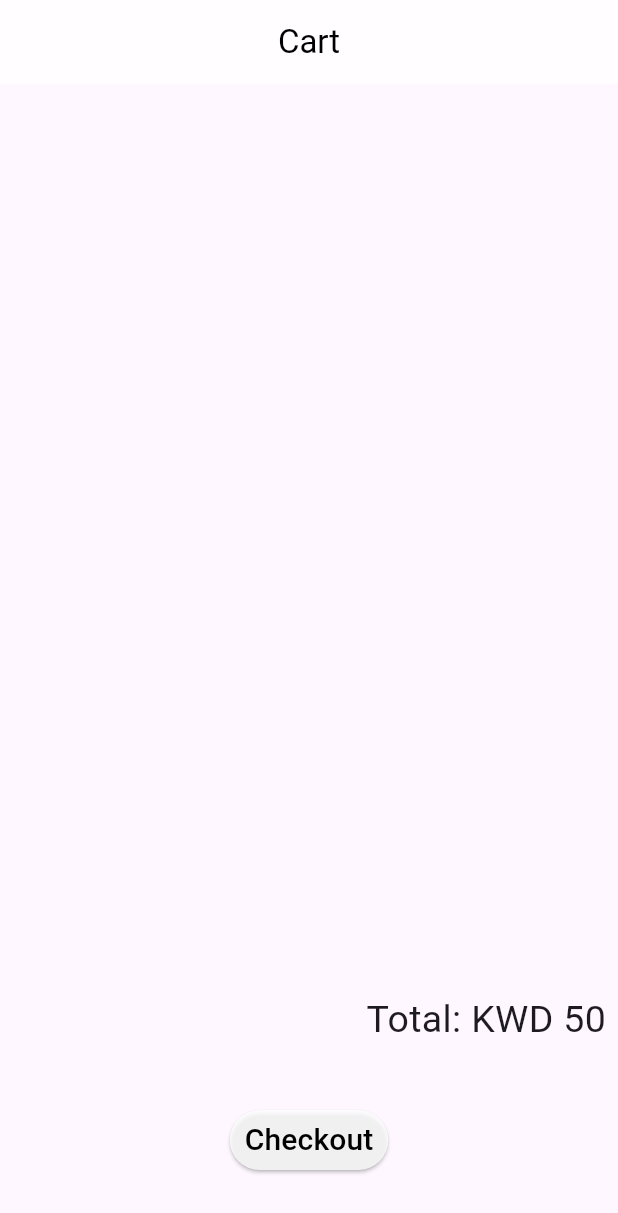
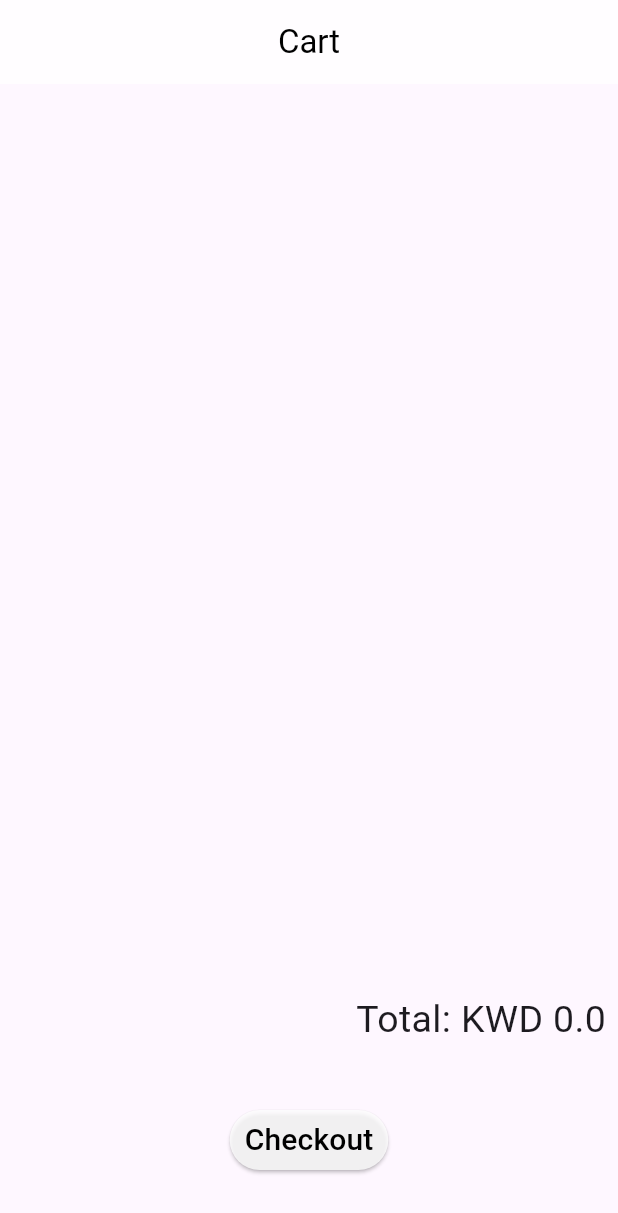
Before and after one commit to ousef777/webstore, a Flutter app: the Cart screen opened by its route, on a phone screen of 412 x 824 dp. Shown: the top 1213 px of the screen. Run offline on Flutter 3.47's test engine with Material 3 defaults, Android fonts, the light colour scheme and no system bars; our stand-ins replace dio, go_router.

Commit message:
Active cart and checkout fix

```diff
--- a/lib/Cart.dart
+++ b/lib/Cart.dart
@@ -3,9 +3,14 @@ import 'package:go_router/go_router.dart';
 import 'package:provider/provider.dart';
 import 'package:webstore/provider/cart_provider.dart';
 
-class Cart extends StatelessWidget {
+class Cart extends StatefulWidget {
   const Cart({super.key});
 
+  @override
+  State<Cart> createState() => _CartState();
+}
+
+class _CartState extends State<Cart> {
   @override
   Widget build(BuildContext context) {
     return Scaffold(
@@ -23,45 +28,49 @@ class Cart extends StatelessWidget {
           color: Colors.black, // Set icon color to contrast with background
         ),
       ),
-      body: Column(
+      body: Consumer<CartProvider>(
+        builder: (context, provider, _) {
+          return Column(
             children: [
               const SizedBox(
                 height: 10,
               ),
               Expanded(
-            child: Consumer<CartProvider>(builder: (context, provider, _) {
-              return ListView.builder(
+                child: ListView.builder(
                   itemCount: provider.cart.length,
                   itemBuilder: (context, index) {
                     return Padding(
                       padding: const EdgeInsets.all(8.0),
                       child: ListTile(
                         shape: Border.all(color: Colors.black),
-                      leading: Text(
-                        provider.cart[index],
+                        title: Text(
+                          provider.cart[index][0],
                           style: const TextStyle(
                             fontSize: 18, // Set the desired font size here
                           ),
                         ),
+                        subtitle: Text("${provider.cart[index][1]} KWD"),
                         trailing: IconButton(
                           icon: const Icon(Icons.delete, color: Colors.black),
                           onPressed: () {
-                          provider.removeCart(provider.cart[index]);
+                            provider.removeCart(provider.cart[index][0], provider.cart[index][1]);
+                            setState(() {
+
+                            });
                           },
                         ),
                       ),
                     );
                   },
-              );
-            }),
                 ),
-          const Row(
+              ),
+              Row(
                 mainAxisAlignment: MainAxisAlignment.end,
                 children: [
                   Padding(
                     padding: EdgeInsets.all(8.0),
                     child: Text(
-                  "Total: KWD 50",
+                      "Total: KWD ${provider.total}",
                       style: TextStyle(fontSize: 25),
                     ),
                   ),
@@ -92,6 +101,8 @@ class Cart extends StatelessWidget {
                 height: 40,
               ),
             ],
+          );
+        }
       ),
     );
   }
```
Also changed, not shown: lib/Checkout.dart (+36 -9 lines), lib/provider/cart_provider.dart (+9 -0 lines). Lines whose indentation alone changed are shown as unchanged.
